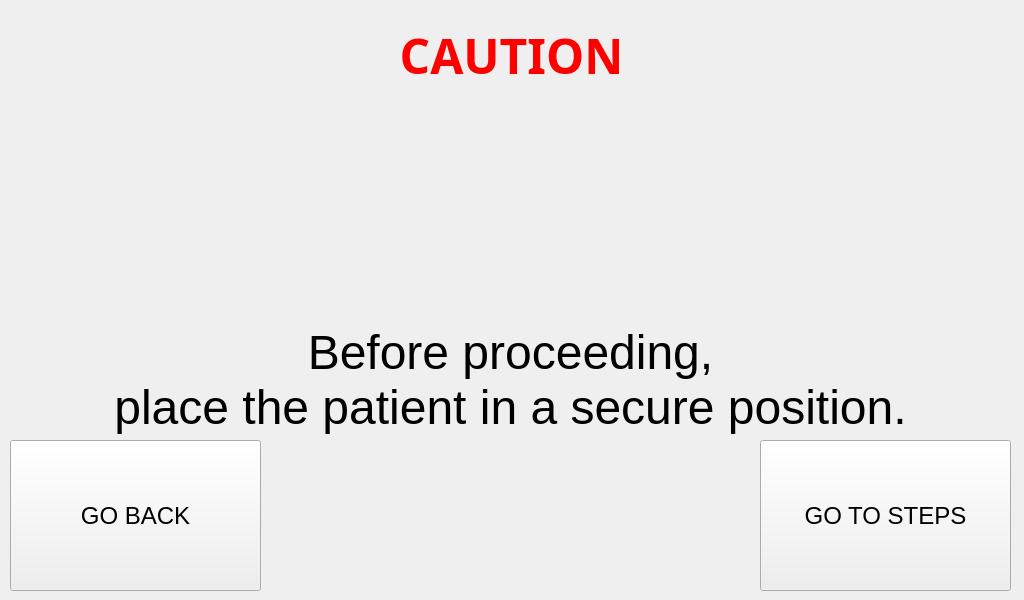
This is RASPI/injuries/before_procedures_cautions.ui in Pwersa/Medical-Cabinet as Qt 5 draws it before an edit. The edited form follows.
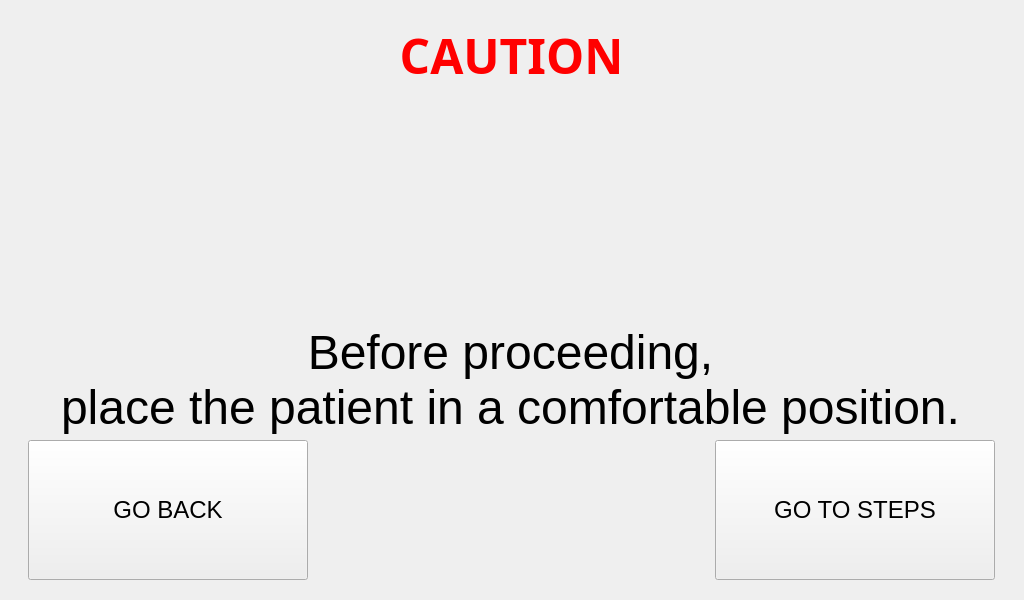
This is the edited form.

```diff
--- a/RASPI/injuries/before_procedures_cautions.ui
+++ b/RASPI/injuries/before_procedures_cautions.ui
@@ -65,7 +65,7 @@
      </font>
     </property>
     <property name="text">
-     <string>&lt;html&gt;&lt;head/&gt;&lt;body&gt;&lt;p align=&quot;center&quot;&gt;&lt;span style=&quot; font-family:'Calibri'; font-size:36pt; color:#000000;&quot;&gt;Before proceeding,&lt;br/&gt;place the patient in a secure position.&lt;/span&gt;&lt;/p&gt;&lt;/body&gt;&lt;/html&gt;</string>
+     <string>&lt;html&gt;&lt;head/&gt;&lt;body&gt;&lt;p align=&quot;center&quot;&gt;&lt;span style=&quot; font-family:'Calibri'; font-size:36pt; color:#000000;&quot;&gt;Before proceeding,&lt;br/&gt;place the patient in a comfortable position.&lt;/span&gt;&lt;/p&gt;&lt;/body&gt;&lt;/html&gt;</string>
     </property>
    </widget>
    <widget class="QLabel" name="gif_player_label">
@@ -110,12 +110,24 @@
    <widget class="QPushButton" name="goto_steps_button">
     <property name="geometry">
      <rect>
-      <x>760</x>
+      <x>715</x>
       <y>440</y>
-      <width>251</width>
-      <height>151</height>
+      <width>280</width>
+      <height>140</height>
      </rect>
     </property>
+    <property name="minimumSize">
+     <size>
+      <width>280</width>
+      <height>140</height>
+     </size>
+    </property>
+    <property name="maximumSize">
+     <size>
+      <width>280</width>
+      <height>140</height>
+     </size>
+    </property>
     <property name="font">
      <font>
       <pointsize>18</pointsize>
@@ -131,12 +143,24 @@
    <widget class="QPushButton" name="go_back_button">
     <property name="geometry">
      <rect>
-      <x>10</x>
+      <x>28</x>
       <y>440</y>
-      <width>251</width>
-      <height>151</height>
+      <width>280</width>
+      <height>140</height>
      </rect>
     </property>
+    <property name="minimumSize">
+     <size>
+      <width>280</width>
+      <height>140</height>
+     </size>
+    </property>
+    <property name="maximumSize">
+     <size>
+      <width>280</width>
+      <height>140</height>
+     </size>
+    </property>
     <property name="font">
      <font>
       <pointsize>18</pointsize>
```
